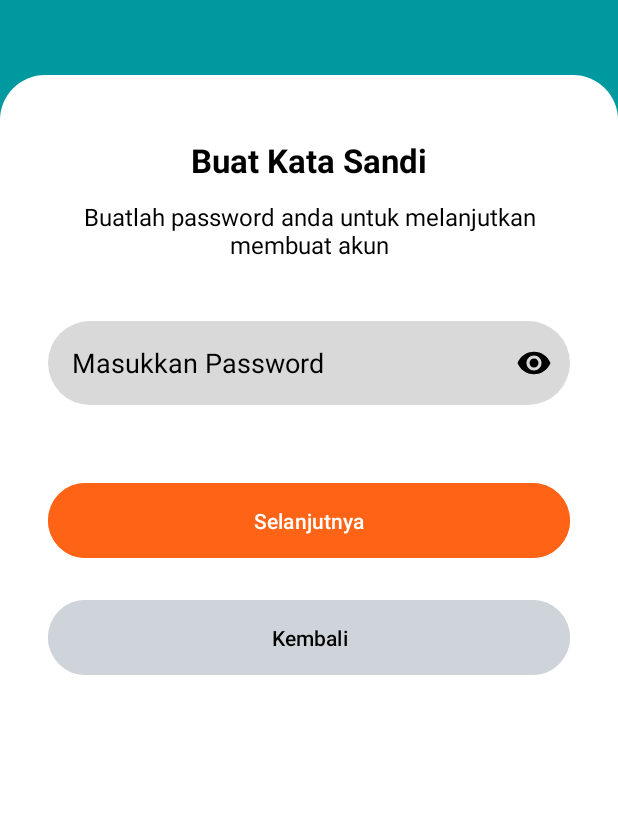
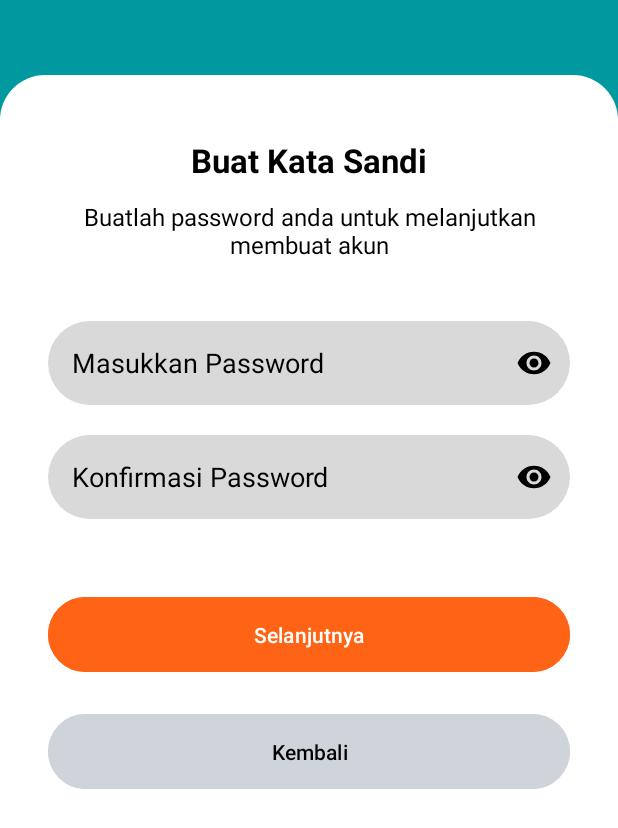
Before and after one commit to safiyyah40/TheEnjoyers_ThinkJava, an Android app: the RegisterPassword screen opened directly, with no data from a screen before it, on a phone screen of 412 x 824 dp. Shown: the top 828 px of the screen. Run offline under Robolectric (Android 15) with nearby library versions, the phone set to English and light mode, and no system bars; our stand-ins replace Firebase (no records; nobody signed in at launch, a user with empty details on screens opened directly).

Commit message:
Tambahkan field Nama Lengkap dan Konfirmasi Password pada Proses Register
Perubahan ini menambahkan field Nama Lengkap di halaman RegisterUsername dan field Konfirmasi Password beserta validasinya di halaman RegisterPassword.

Detail perubahan:
- RegisterUsername:
    - Menambahkan EditText untuk Nama Lengkap.
    - Menambahkan validasi agar Nama Lengkap tidak kosong.
    - Mengirim data Nama Lengkap ke RegisterPassword.
- RegisterPassword:
    - Menambahkan EditText untuk Konfirmasi Password.
    - Menambahkan tombol untuk menampilkan/menyembunyikan Konfirmasi Password.
    - Menambahkan validasi untuk memastikan Password dan Konfirmasi Password cocok.
    - Menyimpan username dalam format lowercase di Firestore.
- XML Layouts:
    - Menyesuaikan layout activity_register_username.xml untuk menambahkan field Nama Lengkap.
    - Menyesuaikan layout activity_register_password.xml untuk menambahkan field Konfirmasi Password dan tombol visibility.
- AndroidManifest:
    - Menambahkan deklarasi untuk activity EditProfile (meskipun file EditProfile.kt tidak ada dalam diff).

```diff
--- a/app/build.gradle.kts
+++ b/app/build.gradle.kts
@@ -3,7 +3,6 @@ plugins {
     alias(libs.plugins.kotlin.android)
     alias(libs.plugins.google.gms.google.services)
     id("kotlin-kapt")
-
 }
 
 android {
@@ -53,7 +52,6 @@ dependencies {
     implementation("com.google.firebase:firebase-firestore:24.10.0")
 
 
-
     // AndroidX dan UI
     implementation("androidx.core:core-ktx:1.12.0")
     implementation("androidx.appcompat:appcompat:1.6.1")
@@ -70,5 +68,4 @@ dependencies {
     // dependensi Glide untuk memuat gambar dari URL
     implementation("com.github.bumptech.glide:glide:4.16.0")
     kapt("com.github.bumptech.glide:compiler:4.16.0")
-
 }
--- a/app/src/main/AndroidManifest.xml
+++ b/app/src/main/AndroidManifest.xml
@@ -62,6 +62,10 @@
         <activity
             android:name=".RegisterPassword"
             android:exported="true" />
+
+        <activity
+            android:name=".EditProfile"
+            android:exported="true" />
     </application>
 
 </manifest>
--- a/app/src/main/java/com/example/theenjoyers_thinkjava/RegisterPassword.kt
+++ b/app/src/main/java/com/example/theenjoyers_thinkjava/RegisterPassword.kt
@@ -4,10 +4,7 @@ import android.content.Intent
 import android.os.Bundle
 import android.text.InputType
 import android.util.Patterns
-import android.widget.Button
-import android.widget.EditText
-import android.widget.ImageButton
-import android.widget.Toast
+import android.widget.*
 import androidx.activity.enableEdgeToEdge
 import androidx.appcompat.app.AppCompatActivity
 import androidx.core.view.ViewCompat
@@ -21,13 +18,16 @@ class RegisterPassword : AppCompatActivity() {
     private lateinit var firestore: FirebaseFirestore
 
     private lateinit var passwordField: EditText
-    private lateinit var toggleButton: ImageButton
+    private lateinit var confirmPasswordField: EditText
+    private lateinit var togglePasswordButton: ImageButton
+    private lateinit var toggleConfirmPasswordButton: ImageButton
     private lateinit var submitButton: Button
     private lateinit var backButton: Button
 
     private var email: String? = null
     private var username: String? = null
     private var isPasswordVisible = false
+    private var isConfirmPasswordVisible = false
 
     override fun onCreate(savedInstanceState: Bundle?) {
         super.onCreate(savedInstanceState)
@@ -46,38 +46,49 @@ class RegisterPassword : AppCompatActivity() {
         email = intent.getStringExtra("email")
         username = intent.getStringExtra("username")
 
+        // Inisialisasi view
         passwordField = findViewById(R.id.editTextText4)
-        toggleButton = findViewById(R.id.buttonTogglePassword)
+        confirmPasswordField = findViewById(R.id.editTextConfirmPassword)
+        togglePasswordButton = findViewById(R.id.buttonTogglePassword)
+        toggleConfirmPasswordButton = findViewById(R.id.buttonToggleConfirmPassword)
         submitButton = findViewById(R.id.button5)
         backButton = findViewById(R.id.button8)
 
-        backButton.setOnClickListener {
-            finish()
-        }
+        backButton.setOnClickListener { finish() }
 
-        toggleButton.setOnClickListener {
-            togglePasswordVisibility()
-        }
+        togglePasswordButton.setOnClickListener { togglePasswordVisibility() }
+        toggleConfirmPasswordButton.setOnClickListener { toggleConfirmPasswordVisibility() }
 
-        submitButton.setOnClickListener {
-            handleRegister()
-        }
+        submitButton.setOnClickListener { handleRegister() }
     }
 
     private fun togglePasswordVisibility() {
         isPasswordVisible = !isPasswordVisible
         if (isPasswordVisible) {
             passwordField.inputType = InputType.TYPE_TEXT_VARIATION_VISIBLE_PASSWORD
-            toggleButton.setImageResource(R.drawable.visibilty_off)  // Icon mata tertutup
+            togglePasswordButton.setImageResource(R.drawable.visibilty_off)
         } else {
             passwordField.inputType = InputType.TYPE_CLASS_TEXT or InputType.TYPE_TEXT_VARIATION_PASSWORD
-            toggleButton.setImageResource(R.drawable.visibility)  // Icon mata terbuka
+            togglePasswordButton.setImageResource(R.drawable.visibility)
         }
         passwordField.setSelection(passwordField.text.length)
     }
 
+    private fun toggleConfirmPasswordVisibility() {
+        isConfirmPasswordVisible = !isConfirmPasswordVisible
+        if (isConfirmPasswordVisible) {
+            confirmPasswordField.inputType = InputType.TYPE_TEXT_VARIATION_VISIBLE_PASSWORD
+            toggleConfirmPasswordButton.setImageResource(R.drawable.visibilty_off)
+        } else {
+            confirmPasswordField.inputType = InputType.TYPE_CLASS_TEXT or InputType.TYPE_TEXT_VARIATION_PASSWORD
+            toggleConfirmPasswordButton.setImageResource(R.drawable.visibility)
+        }
+        confirmPasswordField.setSelection(confirmPasswordField.text.length)
+    }
+
     private fun handleRegister() {
         val password = passwordField.text.toString().trim()
+        val confirmPassword = confirmPasswordField.text.toString().trim()
 
         if (email.isNullOrEmpty() || username.isNullOrEmpty()) {
             Toast.makeText(this, "Email atau Username hilang, silakan ulangi proses", Toast.LENGTH_SHORT).show()
@@ -91,6 +102,11 @@ class RegisterPassword : AppCompatActivity() {
 
         if (password.length < 6) {
             passwordField.error = "Password minimal 6 karakter"
+            return
+        }
+
+        if (password != confirmPassword) {
+            confirmPasswordField.error = "Konfirmasi password tidak cocok"
             return
         }
 
@@ -120,7 +136,8 @@ class RegisterPassword : AppCompatActivity() {
                         val userMap = hashMapOf(
                             "uid" to userId,
                             "email" to email,
-                            "username" to username
+                            "username" to username,
+                            "username_lowercase" to username.lowercase()
                         )
 
                         firestore.collection("users").document(userId)
--- a/app/src/main/res/layout/activity_register_password.xml
+++ b/app/src/main/res/layout/activity_register_password.xml
@@ -14,10 +14,10 @@
         android:layout_height="0dp"
         android:layout_marginTop="50dp"
         android:background="@drawable/background_card_top_corners"
+        app:layout_constraintTop_toTopOf="parent"
         app:layout_constraintBottom_toBottomOf="parent"
-        app:layout_constraintEnd_toEndOf="parent"
         app:layout_constraintStart_toStartOf="parent"
-        app:layout_constraintTop_toTopOf="parent" />
+        app:layout_constraintEnd_toEndOf="parent" />
 
     <TextView
         android:id="@+id/textView10"
@@ -52,8 +52,8 @@
         android:id="@+id/editTextText4"
         android:layout_width="0dp"
         android:layout_height="56dp"
+        android:layout_marginTop="40dp"
         android:layout_marginStart="32dp"
-        android:layout_marginTop="40dp"
         android:layout_marginEnd="32dp"
         android:background="@drawable/rounded_edittext"
         android:hint="Masukkan Password"
@@ -66,7 +66,7 @@
         app:layout_constraintStart_toStartOf="parent"
         app:layout_constraintEnd_toEndOf="parent" />
 
-    <!-- Tombol Icon Mata -->
+    <!-- Icon Visibility Password -->
     <ImageButton
         android:id="@+id/buttonTogglePassword"
         android:layout_width="48dp"
@@ -81,18 +81,52 @@
         app:layout_constraintBottom_toBottomOf="@id/editTextText4"
         app:layout_constraintEnd_toEndOf="parent" />
 
+    <!-- EditText Konfirmasi Password -->
+    <EditText
+        android:id="@+id/editTextConfirmPassword"
+        android:layout_width="0dp"
+        android:layout_height="56dp"
+        android:layout_marginTop="20dp"
+        android:layout_marginStart="32dp"
+        android:layout_marginEnd="32dp"
+        android:background="@drawable/rounded_edittext"
+        android:hint="Konfirmasi Password"
+        android:paddingStart="16dp"
+        android:paddingEnd="56dp"
+        android:textColorHint="#000000"
+        android:textColor="#000000"
+        android:inputType="textPassword"
+        app:layout_constraintTop_toBottomOf="@id/editTextText4"
+        app:layout_constraintStart_toStartOf="parent"
+        app:layout_constraintEnd_toEndOf="parent" />
+
+    <!-- Icon Visibility Konfirmasi Password -->
+    <ImageButton
+        android:id="@+id/buttonToggleConfirmPassword"
+        android:layout_width="48dp"
+        android:layout_height="48dp"
+        android:layout_marginEnd="32dp"
+        android:background="?attr/selectableItemBackgroundBorderless"
+        android:padding="12dp"
+        android:scaleType="centerInside"
+        android:contentDescription="Toggle Confirm Password Visibility"
+        android:src="@drawable/visibility"
+        app:layout_constraintTop_toTopOf="@id/editTextConfirmPassword"
+        app:layout_constraintBottom_toBottomOf="@id/editTextConfirmPassword"
+        app:layout_constraintEnd_toEndOf="parent" />
+
     <!-- Button Selanjutnya -->
     <Button
         android:id="@+id/button5"
         android:layout_width="0dp"
         android:layout_height="58dp"
+        android:layout_marginTop="48dp"
         android:layout_marginStart="32dp"
-        android:layout_marginTop="48dp"
         android:layout_marginEnd="32dp"
         android:backgroundTint="#FF6315"
         android:padding="14dp"
         android:text="Selanjutnya"
-        app:layout_constraintTop_toBottomOf="@id/editTextText4"
+        app:layout_constraintTop_toBottomOf="@id/editTextConfirmPassword"
         app:layout_constraintStart_toStartOf="parent"
         app:layout_constraintEnd_toEndOf="parent" />
 
@@ -101,8 +135,8 @@
         android:id="@+id/button8"
         android:layout_width="0dp"
         android:layout_height="58dp"
+        android:layout_marginTop="20dp"
         android:layout_marginStart="32dp"
-        android:layout_marginTop="20dp"
         android:layout_marginEnd="32dp"
         android:backgroundTint="#CED4DA"
         android:padding="14dp"
```
Also changed, not shown: app/src/main/java/com/example/theenjoyers_thinkjava/RegisterUsername.kt (+10 -1 lines), app/src/main/res/layout/activity_register_username.xml (+48 -13 lines).
